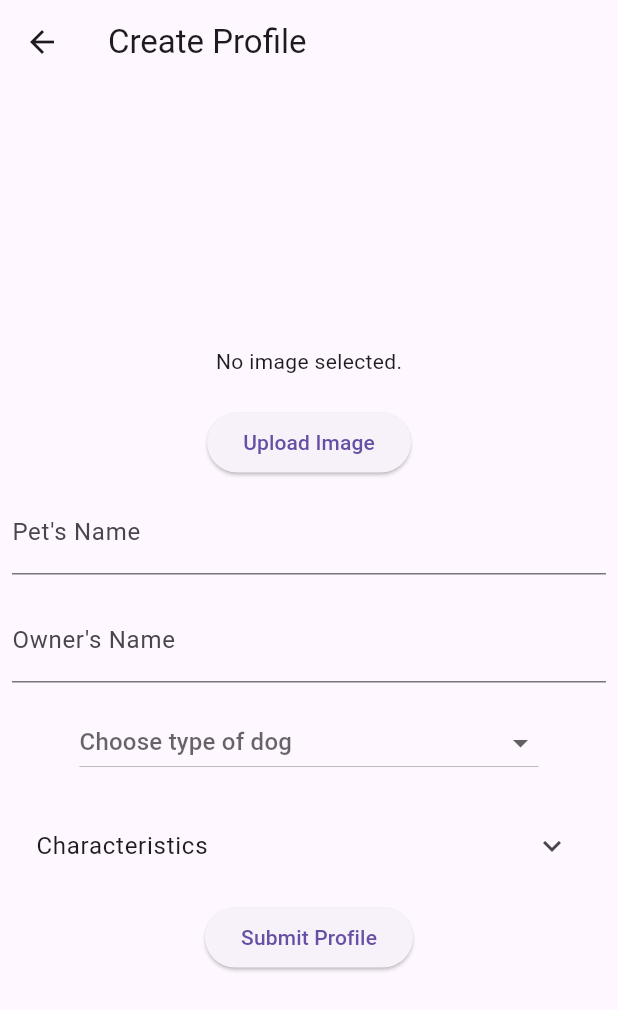
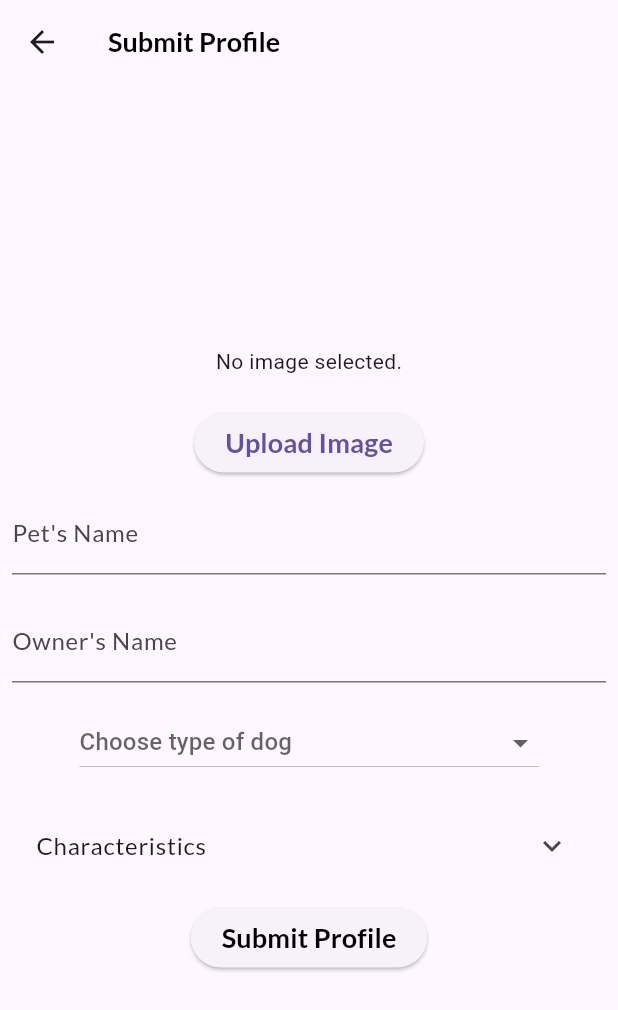
Before and after one commit to HRBodvarsson/lokaverkefni_hb, a Flutter app: the screen it shows after launch, after a tap on "Create Profile", on a phone screen of 412 x 824 dp. Shown: the top 1010 px of the screen. Run offline on Flutter 3.47's test engine with Material 3 defaults, Android fonts, the phone set to English and light mode, and no system bars; our stand-ins replace csv, google_fonts, image_picker.

Commit message:
main.dart fix, import fonts.dart etc

```diff
--- a/lib/create_profile_screen.dart
+++ b/lib/create_profile_screen.dart
@@ -3,7 +3,7 @@ import 'package:flutter/material.dart';
 import 'package:flutter/services.dart';
 import 'package:lokaverkefni_hb/image_handler.dart';
 import 'package:csv/csv.dart';
-import 'package:google_fonts/google_fonts.dart';
+import 'fonts.dart';
 import 'main_menu_screen.dart';
 
 class CreateProfileScreen extends StatefulWidget {
@@ -38,7 +38,8 @@ class CreateProfileScreenState extends State<CreateProfileScreen> {
   Future<void> _loadCsvData() async {
     try {
       final rawData = await rootBundle.loadString('assets/types_of_dogs.csv');
-      List<List<dynamic>> listData = const CsvToListConverter().convert(rawData);
+      List<List<dynamic>> listData =
+          const CsvToListConverter().convert(rawData);
       setState(() {
         _dogTypes = listData.map((row) => row[0].toString()).toList();
       });
@@ -84,7 +85,10 @@ class CreateProfileScreenState extends State<CreateProfileScreen> {
   Widget build(BuildContext context) {
     return Scaffold(
       appBar: AppBar(
-        title: const Text('Create Profile'),
+        title: Text(
+          'Submit Profile',
+          style: AppFonts.button,
+        ),
       ),
       body: Center(
         child: SingleChildScrollView(
@@ -162,7 +166,7 @@ class CreateProfileScreenState extends State<CreateProfileScreen> {
               ),
               ElevatedButton(
                 onPressed: _submitProfile,
-                child: const Text('Submit Profile'),
+                child: Text('Submit Profile', style: AppFonts.button,),
               ),
             ],
           ),
--- a/lib/main.dart
+++ b/lib/main.dart
@@ -5,11 +5,11 @@ import 'profile_screen.dart';
 import 'settings_screen.dart';
 import 'main_menu_screen.dart';
 import 'ui/custom_navbar.dart';
+import 'fonts.dart';
 
 void main() {
   runApp(const MyApp());
 }
-//AIzaSyCMuYRIgQOKU8JERLp7GXz1wAsO3t1J0ag
 
 class MyApp extends StatelessWidget {
   const MyApp({super.key});
@@ -20,6 +20,12 @@ class MyApp extends StatelessWidget {
       title: 'Snatalabb',
       theme: ThemeData(
         primarySwatch: Colors.blue,
+        textTheme: TextTheme(
+          displayLarge: AppFonts.headline1,
+          displayMedium: AppFonts.headline2,
+          bodyLarge: AppFonts.bodyText1,
+          labelLarge: AppFonts.button,
+        ),
       ),
       home: const MainScreen(),
     );
--- a/lib/welcome_screen.dart
+++ b/lib/welcome_screen.dart
@@ -1,6 +1,6 @@
 import 'package:flutter/material.dart';
-import 'package:google_fonts/google_fonts.dart';
-import 'styles.dart'; // Import the styles
+import 'styles.dart';
+import 'fonts.dart'; // Import the styles
 
 class WelcomeScreen extends StatelessWidget {
   final Function(BuildContext) navigateToCreateProfile;
@@ -18,14 +18,12 @@ class WelcomeScreen extends StatelessWidget {
       body: Center(
         child: Column(
           mainAxisAlignment: MainAxisAlignment.center,
-          crossAxisAlignment: CrossAxisAlignment.center, // Center elements horizontally
+          crossAxisAlignment:
+              CrossAxisAlignment.center, // Center elements horizontally
           children: [
             Text(
               'Welcome to',
-              style: GoogleFonts.lato(
-                fontSize: 24,
-                fontWeight: FontWeight.bold,
-              ),
+              style: AppFonts.headline2,
             ),
             const SizedBox(height: 10),
             SizedBox(
@@ -34,20 +32,21 @@ class WelcomeScreen extends StatelessWidget {
               child: Image.asset('assets/vectors/snatalabb_logo_1.png'),
             ),
             const SizedBox(height: 10),
-            const Text(
+            Text(
               'S N A T A L A B B !',
-              style: TextStyle(
-                fontSize: 28,
-                fontWeight: FontWeight.bold,
-              ),
+              style: AppFonts.headline1,
             ),
             const Spacer(), // This will push the button to the bottom
             Padding(
-              padding: const EdgeInsets.only(bottom: 40.0), // Add padding if needed
+              padding:
+                  const EdgeInsets.only(bottom: 40.0), // Add padding if needed
               child: ElevatedButton(
                 onPressed: () => navigateToCreateProfile(context),
                 style: AppStyles.elevatedButtonStyle, // Use the custom style
-                child: const Text('Create Profile'),
+                child: Text(
+                  'Create Profile',
+                  style: AppFonts.button,
+                ),
               ),
             ),
           ],
```
